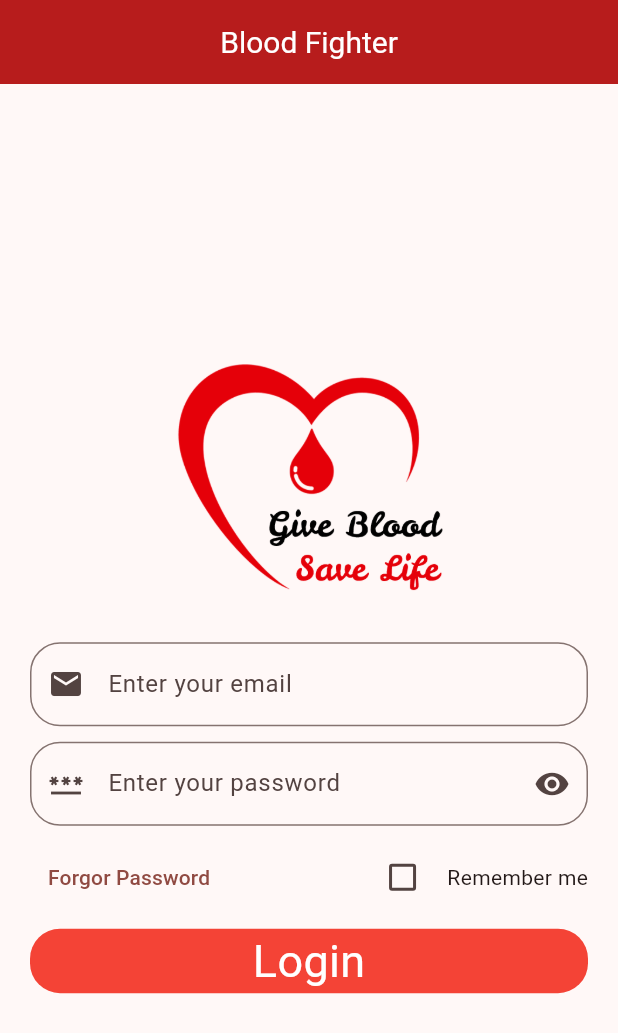
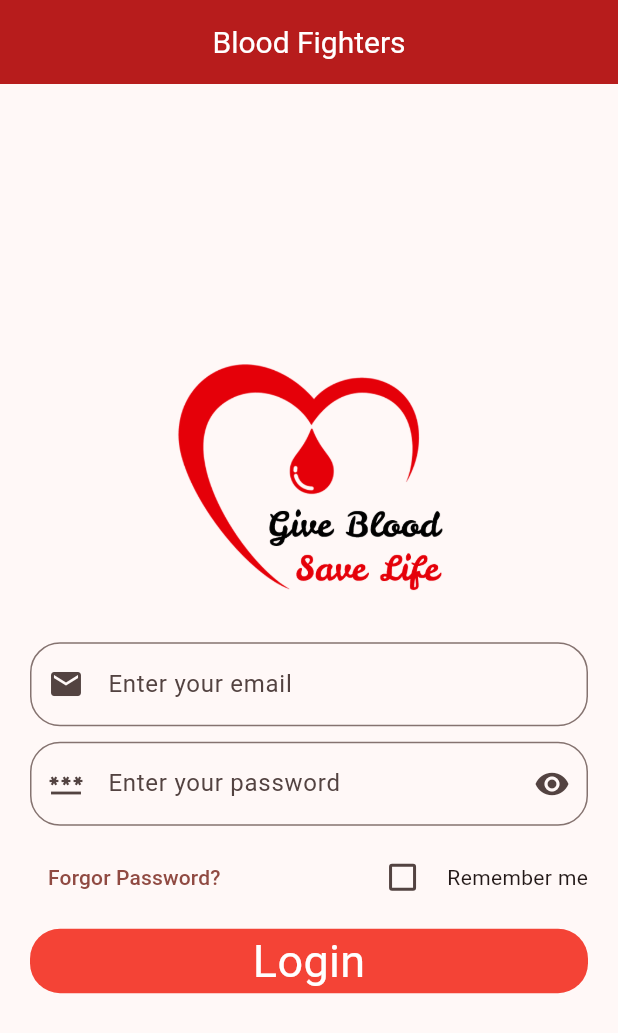
Before and after one commit to ant6000/Blood-Heroes, a Flutter app: the screen it shows after launch, on a phone screen of 412 x 824 dp. Shown: the top 1033 px of the screen. Run offline on Flutter 3.47's test engine with Material 2 defaults, Android fonts, the phone set to English and light mode, and no system bars; our stand-ins replace firebase_core, flutter_screenutil; accounts and stored records are empty.

```diff
--- a/lib/main.dart
+++ b/lib/main.dart
@@ -15,7 +15,7 @@ class MyApp extends StatelessWidget {
       minTextAdapt: true,
       builder: (_,child) {
         return MaterialApp(
-          title: 'Blood Fighter',
+          title: 'Blood Fighters',
           debugShowCheckedModeBanner: false,
           theme: ThemeData(
             colorScheme: ColorScheme.fromSeed(seedColor: Colors.red),
--- a/lib/view/screens/login_page.dart
+++ b/lib/view/screens/login_page.dart
@@ -11,7 +11,7 @@ class LoginPage extends StatelessWidget {
     return Scaffold(
       appBar: AppBar(
         backgroundColor: Colors.red.shade900,
-        title: const Text('Blood Fighter',
+        title: const Text('Blood Fighters',
             style: TextStyle(fontSize: 20, color: Colors.white)),
         centerTitle: true,
       ),
@@ -52,7 +52,7 @@ class LoginPage extends StatelessWidget {
               crossAxisAlignment: CrossAxisAlignment.start,
               mainAxisAlignment: MainAxisAlignment.spaceBetween,
               children: [
-                TextButton(onPressed: () {}, child: const Text('Forgor Password')),
+                TextButton(onPressed: () {}, child: const Text('Forgor Password?')),
                 Row(
                   children: [
                     Checkbox(value: value, onChanged: (value) {
--- a/pubspec.yaml
+++ b/pubspec.yaml
@@ -1,4 +1,4 @@
-name: blood_fighter
+name: blood_fighters
 description: A blood donation app for donate blood and save life.
 # The following line prevents the package from being accidentally published to
 # pub.dev using `flutter pub publish`. This is preferred for private packages.
```
Also changed, not shown: lib/firebase_options.dart (added), 6 other files.
